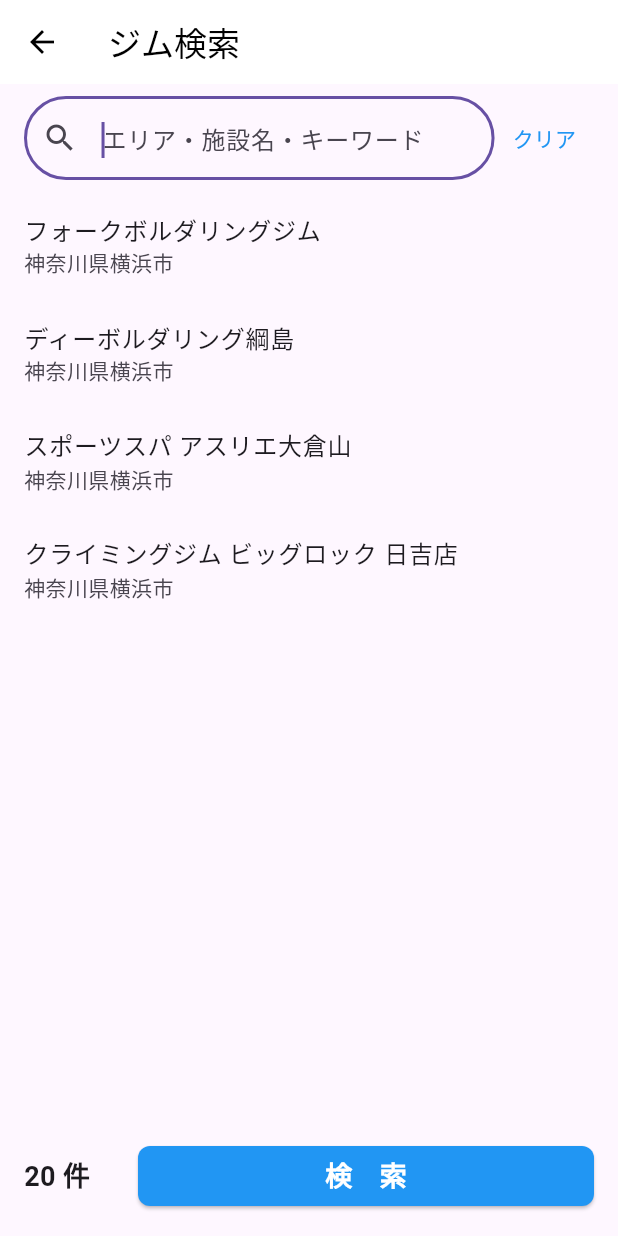
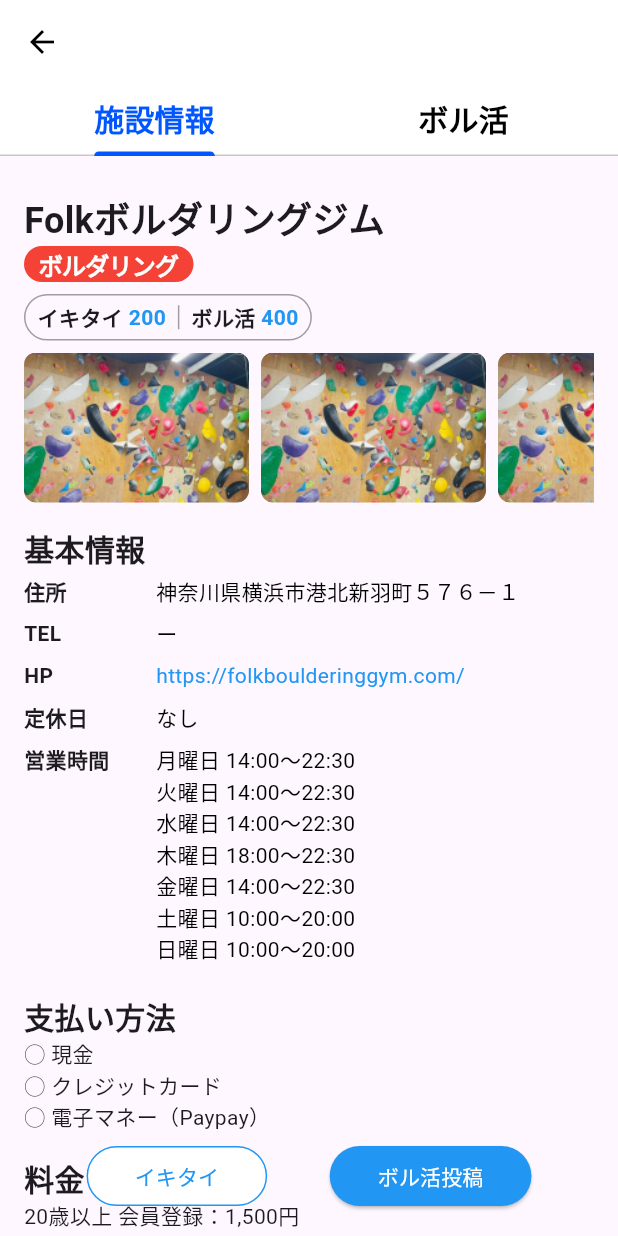
Before and after one commit to MRIkaito/bouldering_app, a Flutter app: the GymSelectionPage screen opened directly, after a tap on "フォークボルダリングジム", on a phone screen of 412 x 824 dp. Run offline on Flutter 3.47's test engine with Material 3 defaults, Android fonts, the phone set to English and light mode, and no system bars; our stand-ins replace auto_route, flutter_riverpod, flutter_svg, google_fonts.

Commit message:
ジム施設情報ページを実装

```diff
--- a/lib/view/components/gim_category.dart
+++ b/lib/view/components/gim_category.dart
@@ -2,25 +2,28 @@
 
 class GimCategory extends StatelessWidget {
   const GimCategory({
-    super.key,
+    Key? key,
     required this.gimCategory,
     required this.colorCode,
-  });
+  }) : super(key: key);
+
   final String gimCategory;
   final int colorCode;
 
   @override
   Widget build(BuildContext context) {
-    return Container(
-      padding: const EdgeInsets.symmetric(horizontal: 10),
-      height: 24,
-      decoration: ShapeDecoration(
-        color: Color(colorCode),
-        shape: RoundedRectangleBorder(
-          borderRadius: BorderRadius.circular(12),
+    return Align(
+      alignment: Alignment.centerLeft, // Container全体を左寄せ
+      child: Container(
+        padding:
+            const EdgeInsets.symmetric(horizontal: 10, vertical: 4), // 高さを調整
+        decoration: ShapeDecoration(
+          color: Color(colorCode),
+          shape: RoundedRectangleBorder(
+            borderRadius: BorderRadius.circular(12),
+          ),
         ),
-      ),
-      child: Center(
+        // 以下のように幅を文字列の長さに応じて自動調整
         child: Text(
           gimCategory,
           style: const TextStyle(
@@ -28,10 +31,9 @@
             fontSize: 16,
             fontFamily: 'Roboto',
             fontWeight: FontWeight.w600,
-            height: 1.0, // Updated to properly center vertically
-            letterSpacing: -0.50,
+            height: 1.0, // 縦の中央にテキストを配置
+            letterSpacing: -0.5,
           ),
-          textAlign: TextAlign.center,
         ),
       ),
     );
--- a/lib/view/components/gym_tile.dart
+++ b/lib/view/components/gym_tile.dart
@@ -1,3 +1,4 @@
+import 'package:bouldering_app/view/pages/facility_info_page.dart';
 import 'package:flutter/material.dart';
 
 class GymTile extends StatelessWidget {
@@ -23,6 +24,14 @@
             title: Text(gym['name']!),
             subtitle: Text(gym['location']!),
             onTap: () {
+              // ジム選択時にFacilityInfoPageへ遷移
+              Navigator.push(
+                context,
+                MaterialPageRoute(
+                  builder: (context) => const FacilityInfoPage(),
+                ),
+              );
+
               // ジム選択時の処理（選択したジムを渡すなど）
               //Navigator.pop(context, gym['name']);
             },
--- a/lib/view/components/switcher_tab.dart
+++ b/lib/view/components/switcher_tab.dart
@@ -15,6 +15,7 @@
     return PreferredSize(
       preferredSize: const Size.fromHeight(40.0),
       child: Container(
+        height: 48,
         color: Color(colorCode),
         child: TabBar(
           indicatorColor: const Color(0xFF0056FF),
--- /dev/null
+++ b/lib/view/pages/facility_info_page.dart
@@ -0,0 +1,353 @@
+import 'package:bouldering_app/view/components/gim_category.dart';
+import 'package:bouldering_app/view/components/switcher_tab.dart';
+import 'package:flutter/material.dart';
+import 'package:url_launcher/url_launcher.dart';
+
+class FacilityInfoPage extends StatelessWidget {
+  const FacilityInfoPage({Key? key}) : super(key: key);
+
+  Future<void> _launchUrl(String url) async {
+    if (await canLaunch(url)) {
+      await launch(url);
+    } else {
+      throw 'Could not launch $url';
+    }
+  }
+
+  @override
+  Widget build(BuildContext context) {
+    return DefaultTabController(
+      length: 2,
+      child: Scaffold(
+        appBar: AppBar(
+          elevation: 0,
+          backgroundColor: Colors.white,
+          foregroundColor: Colors.black,
+          leading: IconButton(
+            icon: const Icon(Icons.arrow_back),
+            onPressed: () {
+              Navigator.pop(context);
+            },
+          ),
+        ),
+        body: Stack(
+          children: [
+            // SwitcherTabの下に中身のスクロール部分を配置
+            Positioned(
+              top: 0, // SwitcherTabのheight分を調整
+              left: 0,
+              right: 0,
+              child: Container(
+                color: Colors.white,
+                child: const SwitcherTab(
+                    leftTabName: "施設情報",
+                    rightTabName: "ボル活",
+                    colorCode: 0xFFFFFFFF),
+              ),
+            ),
+
+            // コンテンツ部分
+            Padding(
+              padding: const EdgeInsets.only(
+                  top: kToolbarHeight), // AppBarとSwitherTabの高さを加味した値
+              child: TabBarView(children: [
+                SingleChildScrollView(
+                  padding:
+                      const EdgeInsets.fromLTRB(16, 16, 16, 80), // 下部に余白を追加
+                  child: Column(
+                    crossAxisAlignment: CrossAxisAlignment.start,
+                    children: [
+                      // タイトルとタグ
+                      const Text(
+                        'Folkボルダリングジム',
+                        style: TextStyle(
+                            fontSize: 24, fontWeight: FontWeight.bold),
+                      ),
+
+                      const Column(
+                        crossAxisAlignment: CrossAxisAlignment.start,
+                        children: [
+                          GimCategory(
+                            gimCategory: 'ボルダリング',
+                            colorCode: 0xFFF44336,
+                          ),
+                          SizedBox(height: 8),
+                          GymIkitaiBoullogCount(
+                              ikitaiCount: '200', boullogCount: '400'),
+                        ],
+                      ),
+                      const SizedBox(height: 8),
+
+                      // ギャラリー
+                      SizedBox(
+                        height: 100, // ギャラリーの高さ
+                        child: ListView.builder(
+                          scrollDirection: Axis.horizontal, // 横スクロール
+                          itemCount: 5, // 画像の枚数←外部DBから取得した枚数にする
+                          itemBuilder: (context, index) {
+                            return Padding(
+                              padding: const EdgeInsets.only(right: 8),
+                              child: _buildImage(
+                                  'lib/view/assets/gym_facilitation.png'),
+                            );
+                          },
+                        ),
+                      ),
+                      const SizedBox(height: 16),
+
+                      // 基本情報
+                      const Text(
+                        '基本情報',
+                        style: TextStyle(
+                            fontSize: 20, fontWeight: FontWeight.bold),
+                      ),
+                      _buildInfoRow('住所', '神奈川県横浜市港北新羽町５７６－１'),
+                      _buildInfoRow('TEL', 'ー'),
+                      _buildInfoRow(
+                        'HP',
+                        'https://folkboulderinggym.com/',
+                        isLink: true,
+                        onTap: () =>
+                            _launchUrl('https://folkboulderinggym.com/'),
+                      ),
+                      _buildInfoRow('定休日', 'なし'),
+                      _buildInfoRow(
+                        '営業時間',
+                        '月曜日 14:00〜22:30\n火曜日 14:00〜22:30\n水曜日 14:00〜22:30\n木曜日 18:00〜22:30\n金曜日 14:00〜22:30\n土曜日 10:00〜20:00\n日曜日 10:00〜20:00',
+                      ),
+                      const SizedBox(height: 16),
+
+                      // 支払い方法
+                      _buildSectionTitle('支払い方法'),
+                      const Text('◯ 現金\n◯ クレジットカード\n◯ 電子マネー（Paypay）'),
+
+                      const SizedBox(height: 16),
+
+                      // 料金情報
+                      _buildSectionTitle('料金'),
+                      const Text(
+                        '20歳以上 会員登録：1,500円\n20歳以上2時間：1,700円\n20歳以上1日利用：1,900円\n\n'
+                        '中学生〜19歳会員登録：1,500円\n中学生〜19歳2時間：1,500円\n中学生〜19歳1日：1,700円\n\n'
+                        '4歳から小学生会員登録：1,500円\n4歳から小学生2時間：1,000円\n4歳から小学生1日：1,500円\n\n'
+                        'その他\n4歳から小学生1時間体験利用：1,200円\n※4歳から小学生限定プラン\n※レンタルシューズ代込み\n\n'
+                        'OYAKO体験利用：2,500円/1時間\n※大人1名+子ども1名\n※大人追加+1,300円/1時間\n※利用時間の延長はできません\n\n'
+                        'キッズスクール：12,000円(30DAYS)\n※小学生のみ\n※毎週、月・水・金 17:00〜18:00のクライミングスクール\n'
+                        '30DAYS PASS付き\n※人数上限があるため、気になる方はお問い合わせください。\n\n'
+                        '30DAYS PASS\n一般：14,000円\n※7日以内の更新で、更新ごとに1,000円OFF。割引額最大12,000円\n'
+                        '中学生〜19歳：12,000円\n4歳〜小学生：10,000円\n\n'
+                        'PUNCH TICKET\n購入日から半年間有効の10回利用回数券。シェアOK\n一般：17,000円\n中学生〜19歳：15,000円\n\n'
+                        'レンタル\nシューズ：400円\n※靴下の着用が必要となります\nチョーク：200円\n\n'
+                        'その他\n会員カード再発行：500円\n',
+                      ),
+                      const SizedBox(height: 16),
+
+                      // 設備情報
+                      _buildSectionTitle('設備'),
+                      const Text('◯ 駐車場（1台）'),
+                    ],
+                  ),
+                ),
+                Text("Test")
+              ]),
+            ),
+
+            // 下部固定のボタン
+            Positioned(
+              bottom: 0,
+              left: 0,
+              right: 0,
+              child: Container(
+                padding: const EdgeInsets.all(16),
+                color: Colors.transparent,
+                child: Row(
+                  mainAxisAlignment: MainAxisAlignment.spaceEvenly,
+                  children: [
+                    OutlinedButton(
+                      onPressed: () {
+                        // イキタイボタンの処理
+                      },
+                      style: OutlinedButton.styleFrom(
+                        backgroundColor: Colors.white,
+                        padding: const EdgeInsets.symmetric(horizontal: 32),
+                        side: const BorderSide(color: Colors.blue),
+                      ),
+                      child: const Text('イキタイ',
+                          style: TextStyle(
+                            color: Colors.blue,
+                          )),
+                    ),
+                    ElevatedButton(
+                      onPressed: () {
+                        // ボル活投稿ボタンの処理
+                      },
+                      style: ElevatedButton.styleFrom(
+                        padding: const EdgeInsets.symmetric(horizontal: 32),
+                        backgroundColor: Colors.blue,
+                      ),
+                      child: const Text('ボル活投稿',
+                          style: TextStyle(color: Colors.white)),
+                    ),
+                  ],
+                ),
+              ),
+            ),
+          ],
+        ),
+      ),
+    );
+  }
+
+  // 各種ウィジェットビルドメソッド
+  Widget _buildTab(String title, bool isSelected) {
+    return Column(
+      children: [
+        Text(
+          title,
+          style: TextStyle(
+            fontSize: 18,
+            fontWeight: FontWeight.bold,
+            color: isSelected ? Colors.blue : Colors.black,
+          ),
+        ),
+        if (isSelected)
+          const Divider(
+            thickness: 2,
+            color: Colors.blue,
+          ),
+      ],
+    );
+  }
+
+  Widget _buildTag(String text, {Color color = Colors.grey}) {
+    return Container(
+      padding: const EdgeInsets.symmetric(horizontal: 8, vertical: 4),
+      decoration: BoxDecoration(
+        color: color,
+        borderRadius: BorderRadius.circular(12),
+      ),
+      child: Text(
+        text,
+        style:
+            const TextStyle(color: Colors.white, fontWeight: FontWeight.bold),
+      ),
+    );
+  }
+
+  Widget _buildCounter(String label, String count) {
+    return Row(
+      children: [
+        Text(label, style: const TextStyle(fontWeight: FontWeight.bold)),
+        const SizedBox(width: 4),
+        Text(count,
+            style: const TextStyle(
+                color: Colors.blue, fontWeight: FontWeight.bold)),
+      ],
+    );
+  }
+
+  Widget _buildImage(String imagePath) {
+    return Container(
+      width: 150,
+      height: 100,
+      decoration: BoxDecoration(
+        borderRadius: BorderRadius.circular(8),
+        image: DecorationImage(
+          image: AssetImage(imagePath),
+          fit: BoxFit.cover,
+        ),
+      ),
+    );
+  }
+
+  Widget _buildInfoRow(String label, String value,
+      {bool isLink = false, VoidCallback? onTap}) {
+    return Padding(
+      padding: const EdgeInsets.symmetric(vertical: 4),
+      child: Row(
+        crossAxisAlignment: CrossAxisAlignment.start,
+        children: [
+          SizedBox(
+              width: 80,
+              child: Text(label,
+                  style: const TextStyle(fontWeight: FontWeight.bold))),
+          const SizedBox(width: 8),
+          Expanded(
+            child: GestureDetector(
+              onTap: isLink ? onTap : null,
+              child: Text(
+                value,
+                style: TextStyle(color: isLink ? Colors.blue : Colors.black),
+              ),
+            ),
+          ),
+        ],
+      ),
+    );
+  }
+
+  Widget _buildSectionTitle(String title) {
+    return Text(
+      title,
+      style: const TextStyle(fontSize: 20, fontWeight: FontWeight.bold),
+    );
+  }
+}
+
+class GymIkitaiBoullogCount extends StatelessWidget {
+  final String ikitaiCount;
+  final String boullogCount;
+
+  const GymIkitaiBoullogCount({
+    Key? key,
+    required this.ikitaiCount,
+    required this.boullogCount,
+  }) : super(key: key);
+
+  @override
+  Widget build(BuildContext context) {
+    return Container(
+      padding: const EdgeInsets.symmetric(horizontal: 8, vertical: 4),
+      decoration: BoxDecoration(
+        border: Border.all(color: Colors.grey),
+        borderRadius: BorderRadius.circular(16),
+      ),
+      child: Row(
+        mainAxisSize: MainAxisSize.min,
+        children: [
+          // イキタイ部分
+          Text(
+            'イキタイ ',
+            style: const TextStyle(fontWeight: FontWeight.bold),
+          ),
+          Text(
+            ikitaiCount,
+            style: const TextStyle(
+              color: Colors.blue,
+              fontWeight: FontWeight.bold,
+            ),
+          ),
+          const SizedBox(width: 8),
+          // 区切り線
+          Container(
+            width: 1,
+            height: 16,
+            color: Colors.grey,
+          ),
+          const SizedBox(width: 8),
+          // ボル活部分
+          Text(
+            'ボル活 ',
+            style: const TextStyle(fontWeight: FontWeight.bold),
+          ),
+          Text(
+            boullogCount,
+            style: const TextStyle(
+              color: Colors.blue,
+              fontWeight: FontWeight.bold,
+            ),
+          ),
+        ],
+      ),
+    );
+  }
+}
--- a/lib/view/pages/gym_selection_page.dart
+++ b/lib/view/pages/gym_selection_page.dart
@@ -1,4 +1,5 @@
 import 'package:bouldering_app/view/components/gym_tile.dart';
+import 'package:bouldering_app/view/pages/facility_info_page.dart';
 import 'package:flutter/material.dart';
 
 class GymSelectionPage extends StatelessWidget {
--- a/pubspec.yaml
+++ b/pubspec.yaml
@@ -40,6 +40,7 @@
   google_fonts: ^6.2.1
   auto_route: ^6.3.0
   intl: ^0.19.0
+  url_launcher: ^6.1.6
 
 dev_dependencies:
   flutter_test:
@@ -67,6 +68,7 @@
     - lib/view/assets/date_range.svg
     - lib/view/assets/home_gim_icon.svg
     - lib/view/assets/test_user_icon.png
+    - lib/view/assets/gym_facilitation.png
 
   # The following line ensures that the Material Icons font is
   # included with your application, so that you can use the icons in
```
Also changed, not shown: lib/view/assets/gym_facilitation.png (added), pubspec.lock, 6 other files.
